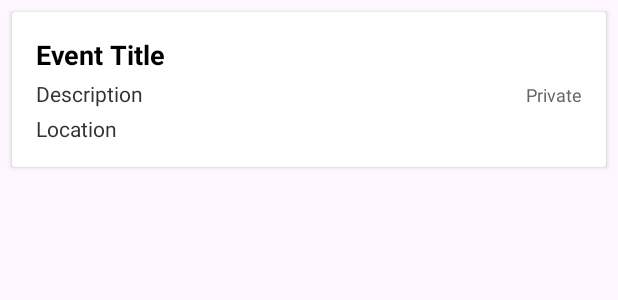
After one commit to NoamGeorge2006/Noam_final, an Android app: the layout item_event.xml on its own in the app's theme, with its tools: preview values and no code run, on a phone screen of 412 x 824 dp. The commit adds this screen. Shown: the top 300 px of the screen. Run offline under Robolectric (Android 15) with nearby library versions, the light colour scheme and no system bars.

```diff
--- /dev/null
+++ b/app/src/main/res/layout/item_event.xml
@@ -0,0 +1,66 @@
+<?xml version="1.0" encoding="utf-8"?>
+<androidx.cardview.widget.CardView
+    xmlns:android="http://schemas.android.com/apk/res/android"
+    android:layout_width="match_parent"
+    android:layout_height="wrap_content"
+    android:layout_margin="8dp"
+    android:background="@android:color/white"
+    android:elevation="4dp"
+    android:clickable="true"
+    android:focusable="true"
+    android:foreground="?android:attr/selectableItemBackground">
+
+    <LinearLayout
+        android:layout_width="match_parent"
+        android:layout_height="wrap_content"
+        android:orientation="vertical"
+        android:padding="16dp">
+
+        <TextView
+            android:id="@+id/tvEventTitle"
+            android:layout_width="match_parent"
+            android:layout_height="wrap_content"
+            android:textSize="18sp"
+            android:textStyle="bold"
+            android:textColor="#000000"
+            android:paddingBottom="4dp"
+            android:text="Event Title" />
+
+        <LinearLayout
+            android:layout_width="match_parent"
+            android:layout_height="wrap_content"
+            android:orientation="horizontal"
+            android:paddingBottom="4dp">
+
+            <TextView
+                android:id="@+id/tvEventDescription"
+                android:layout_width="0dp"
+                android:layout_weight="1"
+                android:layout_height="wrap_content"
+                android:textSize="14sp"
+                android:textColor="#333333"
+                android:maxLines="2"
+                android:ellipsize="end"
+                android:text="Description" />
+
+            <TextView
+                android:id="@+id/tvEventStatus"
+                android:layout_width="wrap_content"
+                android:layout_height="wrap_content"
+                android:textSize="12sp"
+                android:textColor="#666666"
+                android:paddingStart="8dp"
+                android:text="Private" />
+
+        </LinearLayout>
+
+        <TextView
+            android:id="@+id/tvEventLocation"
+            android:layout_width="match_parent"
+            android:layout_height="wrap_content"
+            android:textSize="14sp"
+            android:textColor="#333333"
+            android:text="Location" />
+
+    </LinearLayout>
+</androidx.cardview.widget.CardView>
```
Also changed, not shown: app/src/main/java/com/example/noam_final/EventAdapter.java (+35 -11 lines), app/src/main/java/com/example/noam_final/EventDetailActivity.java (+51 -1 lines), app/src/main/java/com/example/noam_final/EventListActivity.java (+25 -2 lines), app/src/main/java/com/example/noam_final/EventManager.java (+40 -0 lines), app/src/main/res/layout/activity_event_detail.xml (+10 -2 lines).
